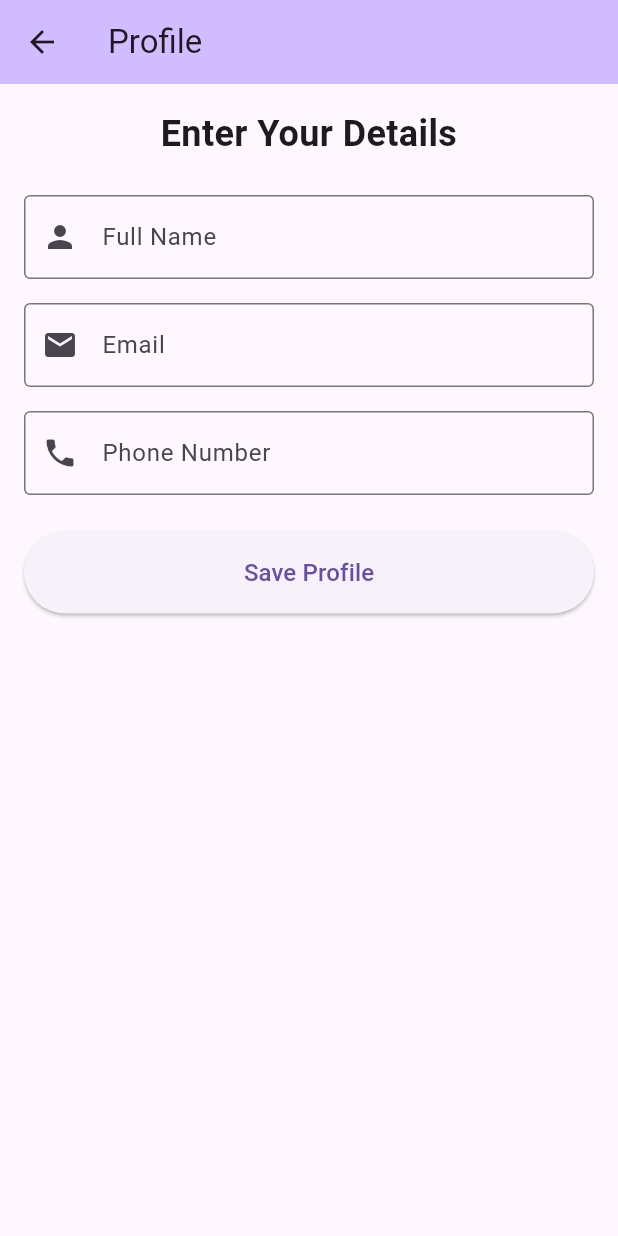
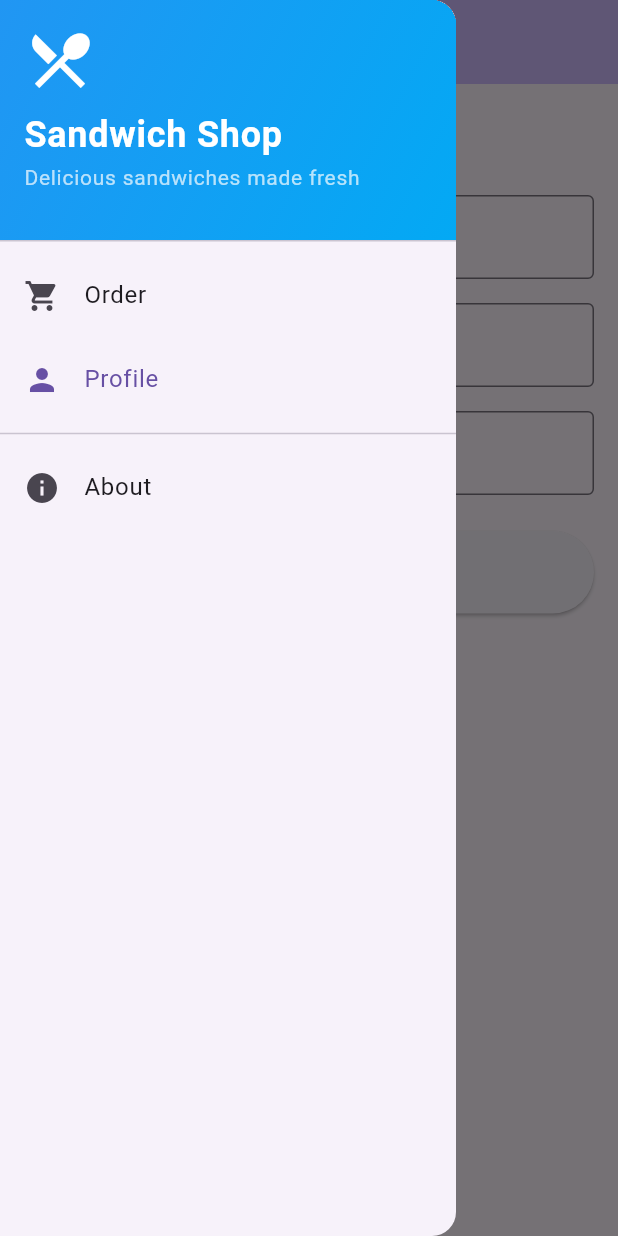
Before and after one commit to Mattcodez21/sandwich_shop, a Flutter app: the ProfileScreen screen opened by its route, with the side drawer open (before the commit the screen has no drawer), on a phone screen of 412 x 824 dp. Run offline on Flutter 3.47's test engine with Material 3 defaults, Android fonts, the phone set to English and light mode, and no system bars.

Commit message:
Add drawer menu and update profile screen to include navigation

```diff
--- a/lib/main.dart
+++ b/lib/main.dart
@@ -17,6 +17,9 @@ class App extends StatelessWidget {
       home: const OrderScreen(maxQuantity: 5),
       onGenerateRoute: (settings) {
         switch (settings.name) {
+          case '/':
+            return MaterialPageRoute(
+                builder: (_) => const OrderScreen(maxQuantity: 5));
           case '/about':
             return MaterialPageRoute(builder: (_) => const AboutScreen());
           case '/profile':
--- /dev/null
+++ b/lib/views/drawer_menu.dart
@@ -0,0 +1,88 @@
+import 'package:flutter/material.dart';
+
+class DrawerMenu extends StatelessWidget {
+  final String currentRoute;
+
+  const DrawerMenu({super.key, required this.currentRoute});
+
+  @override
+  Widget build(BuildContext context) {
+    return Drawer(
+      child: ListView(
+        padding: EdgeInsets.zero,
+        children: [
+          const DrawerHeader(
+            decoration: BoxDecoration(
+              color: Colors.blue,
+              gradient: LinearGradient(
+                begin: Alignment.topLeft,
+                end: Alignment.bottomRight,
+                colors: [Colors.blue, Colors.lightBlue],
+              ),
+            ),
+            child: Column(
+              crossAxisAlignment: CrossAxisAlignment.start,
+              children: [
+                Icon(
+                  Icons.restaurant_menu,
+                  color: Colors.white,
+                  size: 48,
+                ),
+                SizedBox(height: 8),
+                Text(
+                  'Sandwich Shop',
+                  style: TextStyle(
+                    color: Colors.white,
+                    fontSize: 24,
+                    fontWeight: FontWeight.bold,
+                  ),
+                ),
+                Text(
+                  'Delicious sandwiches made fresh',
+                  style: TextStyle(
+                    color: Colors.white70,
+                    fontSize: 14,
+                  ),
+                ),
+              ],
+            ),
+          ),
+          ListTile(
+            leading: const Icon(Icons.shopping_cart),
+            title: const Text('Order'),
+            selected: currentRoute == '/',
+            onTap: () {
+              Navigator.pop(context); // Close drawer first
+              if (currentRoute != '/') {
+                Navigator.pushReplacementNamed(context, '/');
+              }
+            },
+          ),
+          ListTile(
+            leading: const Icon(Icons.person),
+            title: const Text('Profile'),
+            selected: currentRoute == '/profile',
+            onTap: () {
+              Navigator.pop(context);
+              if (currentRoute != '/profile') {
+                Navigator.pushReplacementNamed(context, '/profile');
+              }
+            },
+          ),
+          const Divider(),
+          ListTile(
+            leading: const Icon(Icons.info),
+            title: const Text('About'),
+            selected: currentRoute == '/about',
+            onTap: () {
+              Navigator.pop(context);
+              if (currentRoute != '/about') {
+                Navigator.pushReplacementNamed(context, '/about');
+              }
+            },
+          ),
+        ],
+      ),
+    );
+  }
+}
--- a/lib/views/profile_screen.dart
+++ b/lib/views/profile_screen.dart
@@ -1,4 +1,5 @@
 import 'package:flutter/material.dart';
+import 'package:sandwich_shop/views/drawer_menu.dart';
 
 class ProfileScreen extends StatefulWidget {
   const ProfileScreen({super.key});
@@ -28,6 +29,7 @@ class _ProfileScreenState extends State<ProfileScreen> {
         title: const Text('Profile'),
         backgroundColor: Theme.of(context).colorScheme.inversePrimary,
       ),
+      drawer: const DrawerMenu(currentRoute: '/profile'),
       body: Padding(
         padding: const EdgeInsets.all(16.0),
         child: Form(
```
